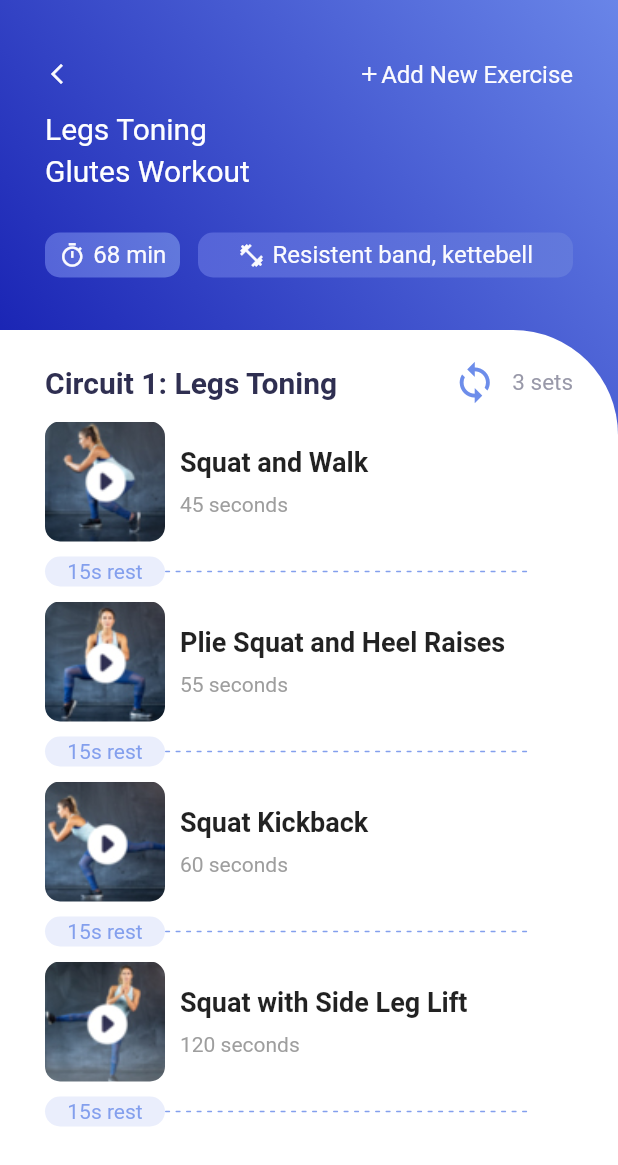
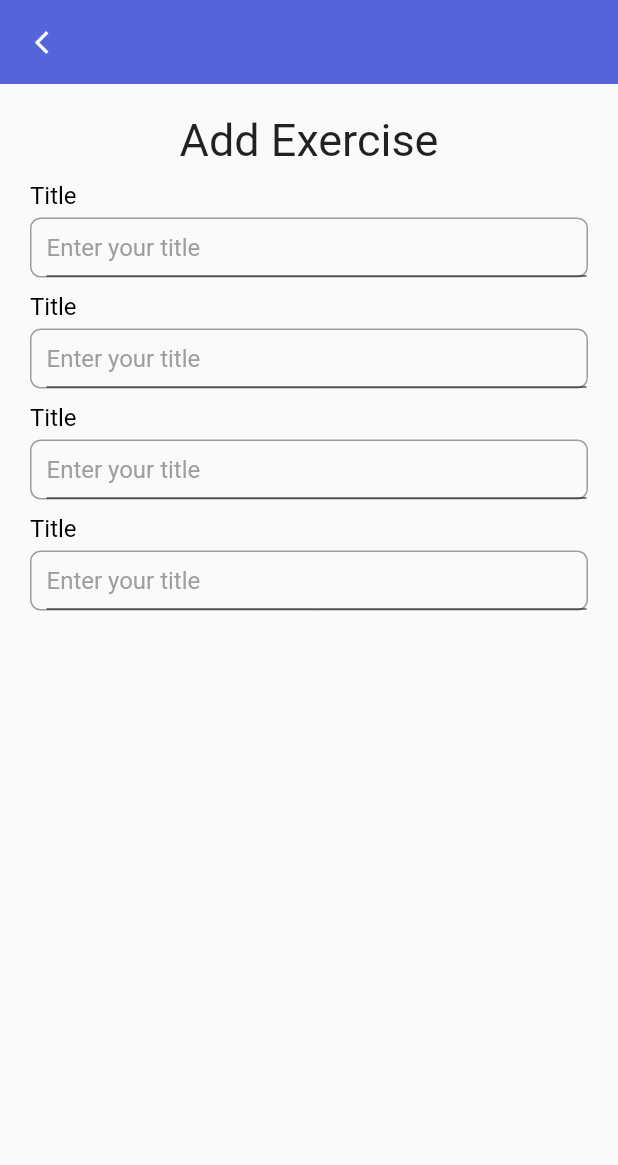
Before and after one commit to YananGuoguo/hustle_muscle, a Flutter app: the VideoInfo screen opened directly, after a tap on "Add New Exercise", on a phone screen of 412 x 824 dp. Shown: the top 1165 px of the screen. Run offline on Flutter 3.47's test engine with Material 2 defaults, Android fonts, the phone set to English and light mode, and no system bars; our stand-ins replace get, sqflite, youtube_player_flutter; accounts and stored records are empty.

Commit message:
added my inputfield

```diff
--- a/lib/utilitaires/database_helper.dart
+++ b/lib/utilitaires/database_helper.dart
@@ -0,0 +1,4 @@
+import 'dart:async';
+
+import 'package:path/path.dart';
+import 'package:sqflite/sqflite.dart';
--- /dev/null
+++ b/lib/widgets/input_field.dart
@@ -0,0 +1,78 @@
+import 'package:flutter/cupertino.dart';
+import 'package:flutter/material.dart';
+import 'colors.dart' as color;
+
+class MyInputField extends StatelessWidget {
+  final String title;
+  final String hint;
+  final TextEditingController? controller;
+  final Widget? widget;
+
+  const MyInputField({
+    Key? key,
+    required this.title,
+    required this.hint,
+    this.controller,
+    this.widget,
+  }) : super(key: key);
+
+  @override
+  Widget build(BuildContext context) {
+    return Container(
+        margin: const EdgeInsets.only(top: 10),
+        child: Column(
+          crossAxisAlignment: CrossAxisAlignment.start,
+          children: [
+            Text(title,
+                style: const TextStyle(
+                    fontSize: 16,
+                    fontWeight: FontWeight.w400,
+                    color: Colors.black)),
+            Container(
+                height: 40,
+                margin: const EdgeInsets.only(top: 5),
+                padding: const EdgeInsets.only(left: 10),
+                decoration: BoxDecoration(
+                    border: Border.all(color: Colors.grey, width: 1.0),
+                    borderRadius: BorderRadius.circular(7)),
+                child: Row(
+                  children: [
+                    Expanded(
+                      child: TextFormField(
+                          autofocus: false,
+                          cursorColor: color
+                              .AppColor.secondPageContainerGradient1stColor,
+                          controller: controller,
+                          style: const TextStyle(
+                            fontSize: 16,
+                            fontWeight: FontWeight.w400,
+                            color: Colors.grey,
+                          ),
+                        decoration: InputDecoration(
+                          hintText: hint,
+                          hintStyle: const TextStyle(
+                            fontSize: 16,
+                            fontWeight: FontWeight.w400,
+                            color: Colors.grey,
+                          ),
+                          focusedBorder: const UnderlineInputBorder(
+                            borderSide: BorderSide(
+                              color: Colors.black,
+                              width: 0
+                            )
+                          ),
+                          enabledBorder: const UnderlineInputBorder(
+                              borderSide: BorderSide(
+                                  color: Colors.black,
+                                  width: 0
+                              )
+                          ),
+                        ),
+                      ),
+                    )
+                  ],
+                ))
+          ],
+        ));
+  }
+}
--- /dev/null
+++ b/lib/widgets/operations_exercise.dart
@@ -0,0 +1,45 @@
+import 'dart:async';
+
+import 'package:flutter/cupertino.dart';
+import 'package:flutter/material.dart';
+import 'package:get/get.dart';
+import 'colors.dart' as color;
+import 'package:path/path.dart';
+import 'package:sqflite/sqflite.dart';
+import 'input_field.dart';
+
+class OperationsExercise extends StatelessWidget {
+  const OperationsExercise({Key? key}) : super(key: key);
+
+  @override
+  Widget build(BuildContext context) {
+    return Scaffold(
+      appBar: AppBar(
+          elevation: 0,
+          backgroundColor: color.AppColor.secondPageContainerGradient1stColor,
+          leading: GestureDetector(
+              onTap: () {
+                debugPrint("Go back");
+                Get.back();
+              },
+              child: const Icon(Icons.arrow_back_ios_outlined,
+                  size: 18, color: Colors.white))),
+      body: Container(
+        padding: const EdgeInsets.only(left: 20, right: 20, top: 20),
+        child: SingleChildScrollView(
+            child: Column(
+          children: const [
+            Text(
+                "Add Exercise",
+                style: TextStyle(fontSize: 30)),
+            MyInputField(title: "Title", hint: "Enter your title"),
+            MyInputField(title: "Title", hint: "Enter your title"),
+            MyInputField(title: "Title", hint: "Enter your title"),
+            MyInputField(title: "Title", hint: "Enter your title"),
+
+          ],
+        )),
+      ),
+    );
+  }
+}
--- a/lib/widgets/video_info.dart
+++ b/lib/widgets/video_info.dart
@@ -3,6 +3,7 @@ import 'dart:convert';
 import 'package:flutter/cupertino.dart';
 import 'package:flutter/material.dart';
 import 'package:get/get.dart';
+import 'package:hustle_muscle/widgets/operations_exercise.dart';
 import 'package:youtube_player_flutter/youtube_player_flutter.dart';
 import 'colors.dart' as color;
 
@@ -94,20 +95,23 @@ class _VideoInfoState extends State<VideoInfo> {
                                 InkWell(
                                   onTap: () {
                                     debugPrint("add pressed");
+                                    Get.to(() => const OperationsExercise());
                                   },
-                                  child:  Row(
+                                  child: Row(
                                     children: [
                                       Icon(Icons.add_outlined,
                                           size: 16,
-                                          color: color.AppColor.secondPageIconColor),
+                                          color: color
+                                              .AppColor.secondPageIconColor),
                                       Text("Add New Exercise",
                                           style: TextStyle(
                                             fontSize: 16,
-                                          color: color.AppColor.secondPageIconColor,)
-                                      )],
+                                            color: color
+                                                .AppColor.secondPageIconColor,
+                                          ))
+                                    ],
                                   ),
                                 ),
-
                               ],
                             ),
                             const SizedBox(height: 15),
--- a/pubspec.yaml
+++ b/pubspec.yaml
@@ -36,9 +36,10 @@ dependencies:
   get:
   video_player:
   youtube_player_flutter: ^8.0.0
-  string_validator: ^0.1.4
+  string_validator:
   sqflite: any
   path:
+  intl:
 
 dev_dependencies:
   flutter_test:
```
Also changed, not shown: lib/widgets/add.dart (deleted), lib/widgets/edit.dart (deleted). Lines whose indentation alone changed are shown as unchanged.
